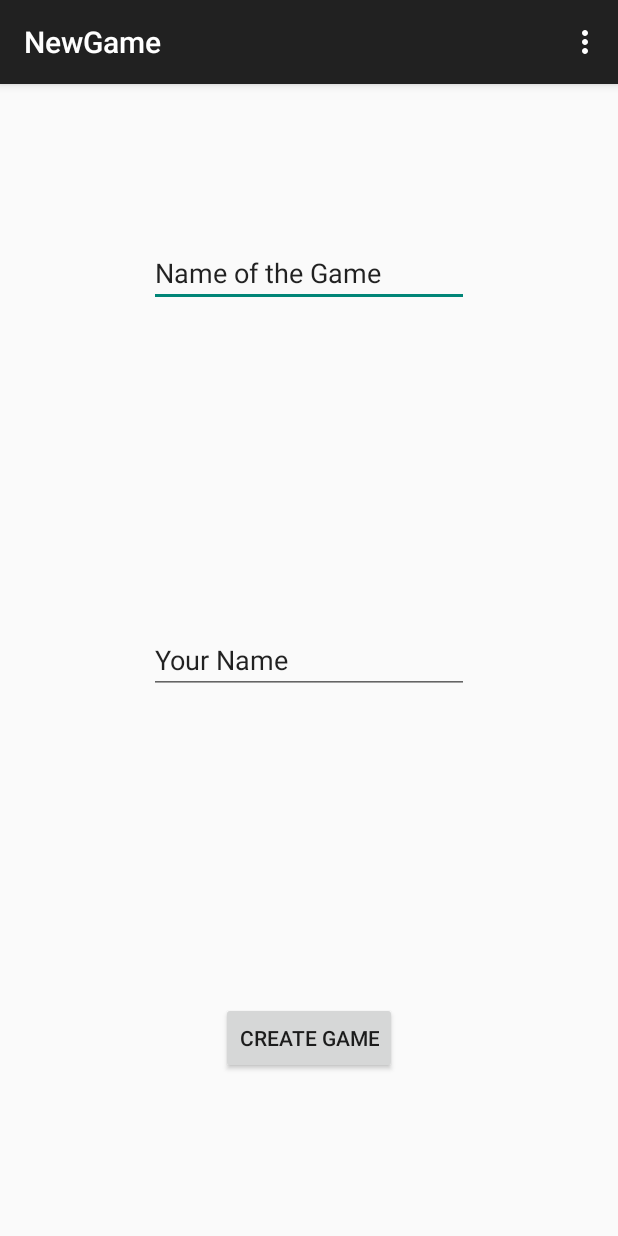
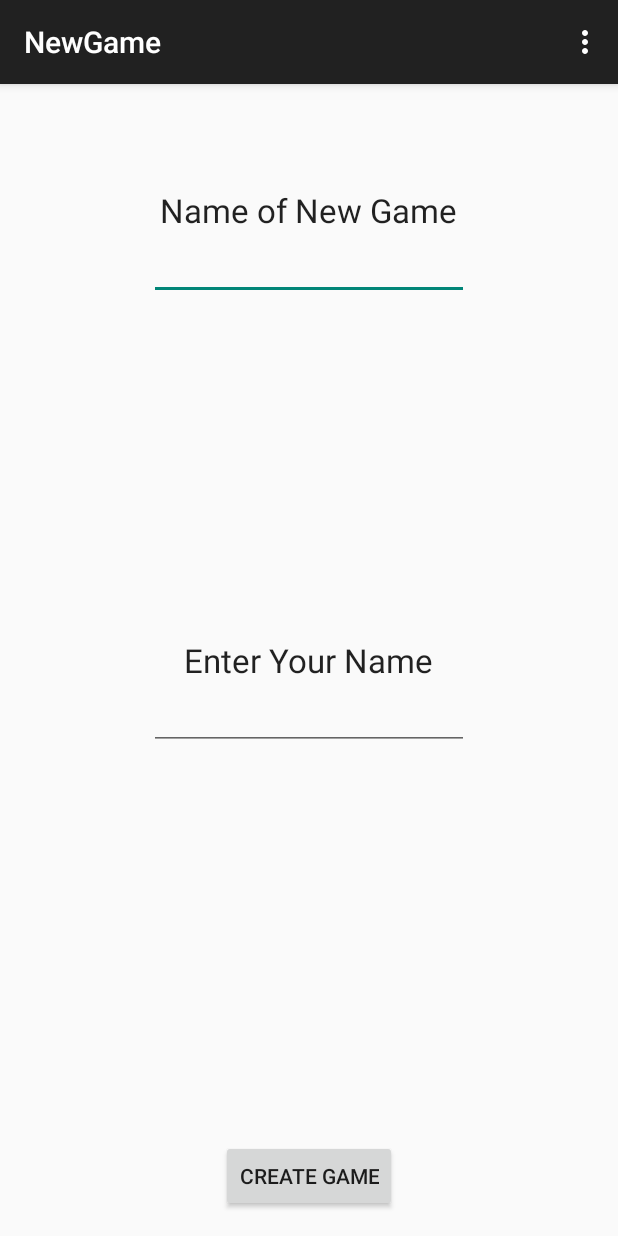
Before and after one commit to timothybranch/nwhacks2015, an Android app: the NewGame screen opened directly, with no data from a screen before it, on a phone screen of 412 x 824 dp. Run offline under Robolectric (Android 15) with nearby library versions, the phone set to English and light mode, and no system bars.

Commit message:
formatting

```diff
--- a/app/src/main/res/layout/activity_card_czar.xml
+++ b/app/src/main/res/layout/activity_card_czar.xml
@@ -12,9 +12,10 @@
         android:textAppearance="?android:attr/textAppearanceLarge"
         android:text="The Black Card"
         android:id="@+id/blackCard"
+        android:textColor="#FFFFFF"
+        android:background="#000000"
         android:layout_alignParentTop="true"
-        android:layout_centerHorizontal="true"
-        android:layout_marginTop="53dp" />
+        android:layout_centerHorizontal="true" />
 
     <Button
         android:layout_width="wrap_content"
--- a/app/src/main/res/layout/activity_game_room.xml
+++ b/app/src/main/res/layout/activity_game_room.xml
@@ -22,7 +22,10 @@
         android:text="The Black Card"
         android:id="@+id/blackCard"
         android:layout_alignParentTop="true"
-        android:layout_centerHorizontal="true" />
+        android:layout_centerHorizontal="true"
+        android:textIsSelectable="false"
+        android:background="#000000"
+        android:textColor="#FFFFFF" />
 
     <ListView
         android:layout_width="wrap_content"
--- a/app/src/main/res/layout/activity_new_game.xml
+++ b/app/src/main/res/layout/activity_new_game.xml
@@ -12,29 +12,44 @@
         android:text="Create Game"
         android:id="@+id/buttonCreate"
         android:layout_alignParentBottom="true"
-        android:layout_centerHorizontal="true"
-        android:layout_marginBottom="92dp" />
+        android:layout_centerHorizontal="true" />
 
     <EditText
         android:layout_width="wrap_content"
         android:layout_height="wrap_content"
         android:inputType="textPersonName"
-        android:text="Name of the Game"
         android:ems="10"
         android:id="@+id/nameOfGame"
-        android:layout_alignParentTop="true"
+        android:layout_below="@+id/textView8"
         android:layout_alignLeft="@+id/hostName"
-        android:layout_alignStart="@+id/hostName"
-        android:layout_marginTop="87dp" />
+        android:layout_alignStart="@+id/hostName" />
 
     <EditText
         android:layout_width="wrap_content"
         android:layout_height="wrap_content"
         android:inputType="textPersonName"
-        android:text="Your Name"
         android:ems="10"
         android:id="@+id/hostName"
+        android:layout_below="@+id/textView7"
+        android:layout_centerHorizontal="true" />
+
+    <TextView
+        android:layout_width="wrap_content"
+        android:layout_height="wrap_content"
+        android:textAppearance="?android:attr/textAppearanceLarge"
+        android:text="Enter Your Name"
+        android:id="@+id/textView7"
         android:layout_centerVertical="true"
         android:layout_centerHorizontal="true" />
 
+    <TextView
+        android:layout_width="wrap_content"
+        android:layout_height="wrap_content"
+        android:textAppearance="?android:attr/textAppearanceLarge"
+        android:text="Name of New Game"
+        android:id="@+id/textView8"
+        android:layout_alignParentTop="true"
+        android:layout_centerHorizontal="true"
+        android:layout_marginTop="53dp" />
+
 </RelativeLayout>
--- a/app/src/main/res/layout/activity_player_waiting_room.xml
+++ b/app/src/main/res/layout/activity_player_waiting_room.xml
@@ -13,8 +13,7 @@
         android:text="Title of Game"
         android:id="@+id/textView5"
         android:layout_alignParentTop="true"
-        android:layout_centerHorizontal="true"
-        android:layout_marginTop="58dp" />
+        android:layout_centerHorizontal="true" />
 
     <TextView
         android:layout_width="wrap_content"
--- a/app/src/main/res/layout/activity_waiting_room.xml
+++ b/app/src/main/res/layout/activity_waiting_room.xml
@@ -13,15 +13,13 @@
         android:text="The Title of the Game"
         android:id="@+id/textView2"
         android:layout_alignParentTop="true"
-        android:layout_centerHorizontal="true"
-        android:layout_marginTop="53dp" />
+        android:layout_centerHorizontal="true" />
 
     <Button
         android:layout_width="wrap_content"
         android:layout_height="wrap_content"
         android:text="Start Game"
         android:id="@+id/buttonStart"
-        android:layout_marginBottom="53dp"
         android:layout_alignParentBottom="true"
         android:layout_centerHorizontal="true" />
 
```
Also changed, not shown: app/src/main/res/layout/activity_main.xml (+5 -2 lines).
